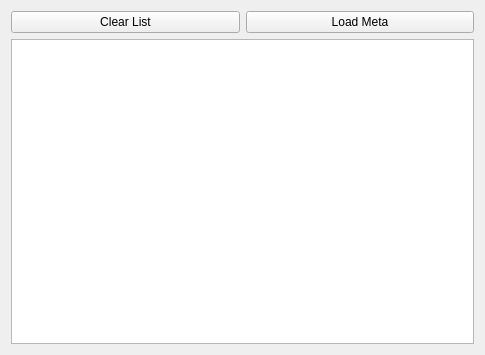
Qt form mainwindow.ui (keshavbhatt/libtag-test-qt) before a commit.
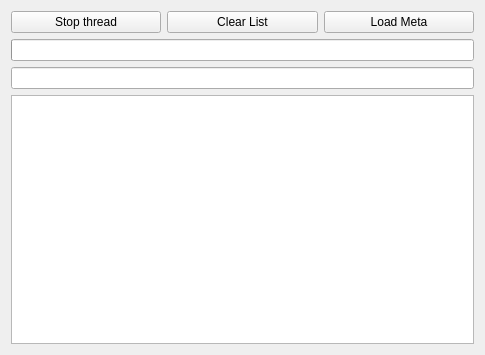
The same form after that commit.

Commit message: Added multi-thread support for reading tags. Closes #1

Patch:
```diff
--- a/mainwindow.ui
+++ b/mainwindow.ui
@@ -20,6 +20,13 @@
       <property name="topMargin">
        <number>0</number>
       </property>
+      <item>
+       <widget class="QPushButton" name="stopThread">
+        <property name="text">
+         <string>Stop thread</string>
+        </property>
+       </widget>
+      </item>
       <item>
        <widget class="QPushButton" name="clear">
         <property name="text">
@@ -36,6 +43,12 @@
       </item>
      </layout>
     </item>
+    <item>
+     <widget class="QProgressBar" name="progressBar"/>
+    </item>
+    <item>
+     <widget class="QLineEdit" name="lineEdit"/>
+    </item>
     <item>
      <widget class="QListWidget" name="listWidget">
       <property name="verticalScrollMode">
```
The commit also changes 6 other files.
